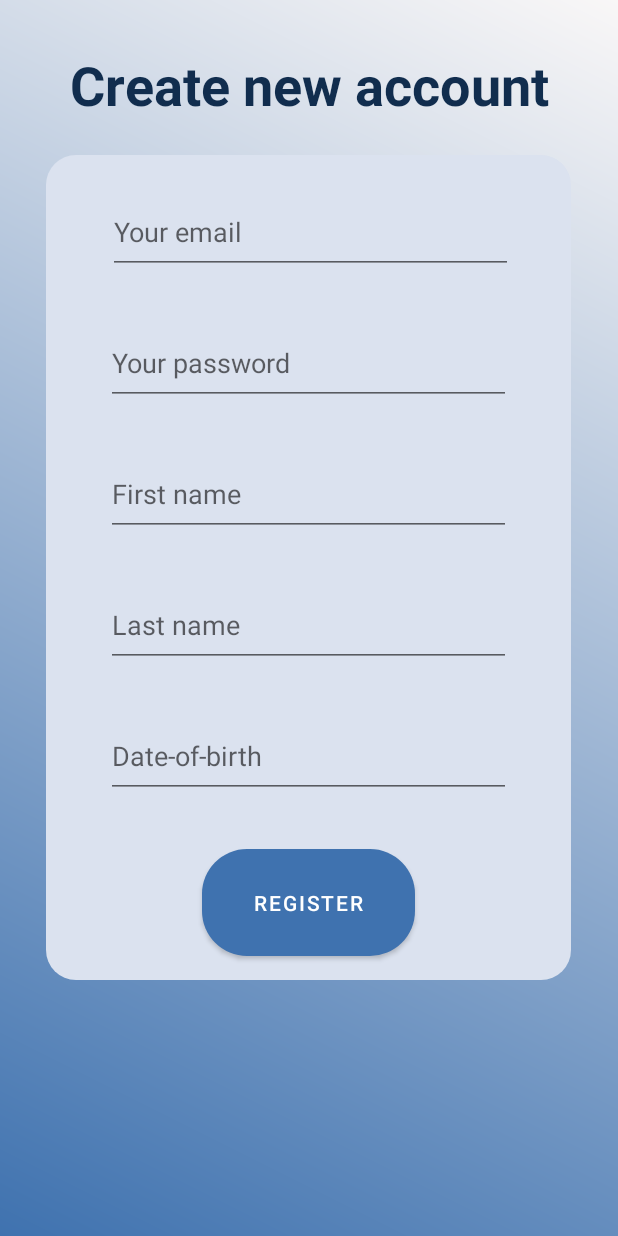
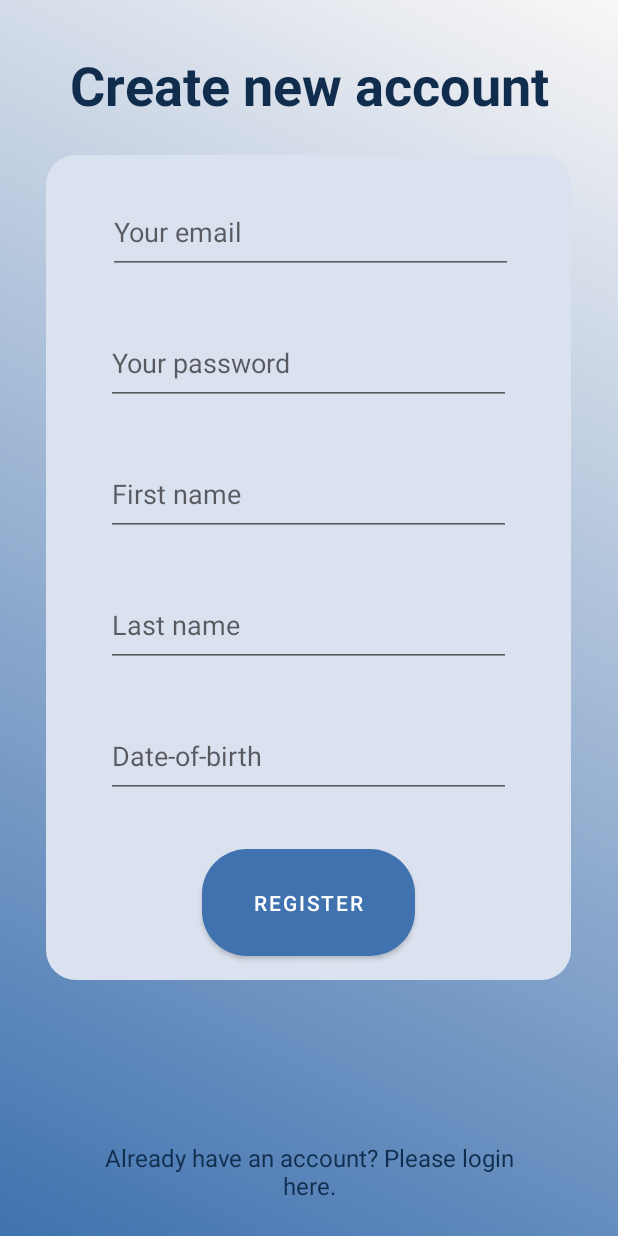
Before and after one commit to dominikcedro/VaccinesApp, an Android app: the RegisterFragment screen opened through its navigation route, on a phone screen of 412 x 824 dp. Run offline under Robolectric (Android 15) with nearby library versions, the phone set to English and light mode, and no system bars; 6 statements that could not run were skipped.

Commit message:
ADD possible to go from register fragment to login fragment. Nav graph updated

```diff
--- a/app/src/main/java/com/example/vaccineapp/fragments/RegisterFragment.kt
+++ b/app/src/main/java/com/example/vaccineapp/fragments/RegisterFragment.kt
@@ -71,6 +71,9 @@ class RegisterFragment : Fragment() {
             viewModel.register()
             hideKeyboard(it)
         }
+        binding.tvGoLogin.setOnClickListener {
+            findNavController().navigate(R.id.action_registerFragment_to_loginFragment)
+        }
 
         viewModel.authenticationState.observe(viewLifecycleOwner) { authenticationState ->
             when (authenticationState) {
--- a/app/src/main/res/layout/fragment_add_vaccine.xml
+++ b/app/src/main/res/layout/fragment_add_vaccine.xml
@@ -3,7 +3,8 @@
     xmlns:tools="http://schemas.android.com/tools"
     android:layout_width="match_parent"
     android:layout_height="match_parent"
-    android:background="@drawable/gradient_background">
+    android:background="@drawable/gradient_background"
+    >
 
     <TextView
         android:id="@+id/tvWelcome"
--- a/app/src/main/res/layout/fragment_register.xml
+++ b/app/src/main/res/layout/fragment_register.xml
@@ -131,4 +131,19 @@
         </androidx.constraintlayout.widget.ConstraintLayout>
     </androidx.cardview.widget.CardView>
 
+    <TextView
+        android:id="@+id/tvGoLogin"
+        android:layout_width="300dp"
+        android:layout_height="55dp"
+        android:layout_marginStart="55dp"
+        android:layout_marginEnd="56dp"
+        android:layout_marginBottom="8dp"
+        android:text="@string/go_login_text"
+        android:textAlignment="center"
+        android:textSize="16dp"
+        android:background="@android:color/transparent"
+        app:layout_constraintBottom_toBottomOf="parent"
+        app:layout_constraintEnd_toEndOf="parent"
+        app:layout_constraintStart_toStartOf="parent" />
+
 </androidx.constraintlayout.widget.ConstraintLayout>
--- a/app/src/main/res/navigation/nav_graph.xml
+++ b/app/src/main/res/navigation/nav_graph.xml
@@ -29,6 +29,9 @@
         android:id="@+id/registerFragment"
         android:name="com.example.vaccineapp.fragments.RegisterFragment"
         tools:layout="@layout/fragment_register">
+        <action
+            android:id="@+id/action_registerFragment_to_loginFragment"
+            app:destination="@id/loginFragment" />
     </fragment>
 
     <fragment
@@ -38,6 +41,9 @@
         <action
             android:id="@+id/action_loginFragment_to_userVaccinesFragment"
             app:destination="@id/userVaccinesFragment" />
+        <action
+            android:id="@+id/action_mainMenuFragment_to_addVaccineFragment"
+            app:destination="@id/addVaccineFragment" />
     </fragment>
     <fragment
         android:id="@+id/userVaccinesFragment"
@@ -45,4 +51,28 @@
         tools:layout="@layout/fragment_user_vaccines">
     </fragment>
 
+    <fragment
+        android:id="@+id/addVaccineFragment"
+        android:name="com.example.vaccineapp.fragments.AddVaccineFragment"
+        tools:layout="@layout/fragment_add_vaccine">
+        <action
+            android:id="@+id/action_addVaccineFragment_to_datePickFragment"
+            app:destination="@id/datePickFragment" />
+        <action
+            android:id="@+id/action_addVaccineFragment_to_listOfVaccinesFragment"
+            app:destination="@id/listOfVaccinesFragment" />
+
+    </fragment>
+
+    <fragment
+        android:id="@+id/datePickFragment"
+        android:name="com.example.vaccineapp.fragments.DatePickFragment"
+        tools:layout="@layout/fragment_date_pick">
+    </fragment>
+    <fragment
+        android:id="@+id/listOfVaccinesFragment"
+        android:name="com.example.vaccineapp.fragments.ListOfVaccinesFragment"
+        tools:layout="@layout/fragment_list_of_vaccines">
+    </fragment>
+
 </navigation>
--- a/app/src/main/res/values/strings.xml
+++ b/app/src/main/res/values/strings.xml
@@ -12,6 +12,7 @@
     <string name="menu_slideshow">Slideshow</string>
 
     <string name="login_info">Please login to continue</string>
+    <string name="go_login_text">Already have an account? Please login here.</string>
     <string name="register_info">No account? Please register here.</string>
     <!-- TODO: Remove or change this placeholder text -->
     <string name="hello_blank_fragment">Hello blank fragment</string>
--- a/app/src/main/res/values/themes.xml
+++ b/app/src/main/res/values/themes.xml
@@ -33,4 +33,9 @@
         <item name="colorAccent">@color/primaryColor</item>
     </style>
 
+    <style name="DatePickerTheme" parent="Theme.VaccineApp">
+        <item name="colorAccent">@color/black</item> <!-- Selected day color -->
+        <item name="android:textColorPrimary">@color/black</item> <!-- Text color -->
+    </style>
+
 </resources>
```
Also changed, not shown: app/src/main/res/layout/fragment_date_pick.xml (+22 -4 lines), app/src/main/res/navigation/mobile_navigation.xml (deleted, +0 -25 lines).
